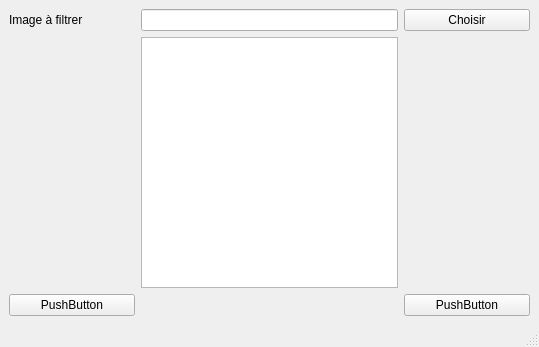
Before: the Qt Designer form hmi/mainwindow.ui in MoStEfA23/ImageFilter, drawn with Qt 5.
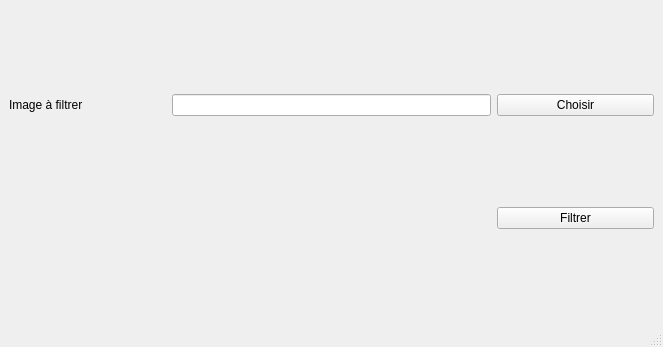
After: the same form once the commit is applied.

What changed in the file:
```diff
--- a/hmi/mainwindow.ui
+++ b/hmi/mainwindow.ui
@@ -6,7 +6,7 @@
    <rect>
     <x>0</x>
     <y>0</y>
-    <width>539</width>
+    <width>663</width>
     <height>347</height>
    </rect>
   </property>
@@ -22,20 +22,10 @@
       </property>
      </widget>
     </item>
-    <item row="1" column="1" colspan="2">
-     <widget class="QListWidget" name="mFiltersListWidgets"/>
-    </item>
-    <item row="2" column="0">
-     <widget class="QPushButton" name="mHelpPushButton">
-      <property name="text">
-       <string>PushButton</string>
-      </property>
-     </widget>
-    </item>
-    <item row="2" column="3">
+    <item row="1" column="3">
      <widget class="QPushButton" name="mFilterPushButton">
       <property name="text">
-       <string>PushButton</string>
+       <string>Filtrer</string>
       </property>
      </widget>
     </item>
```
Left out of the diff: 8 changed lines with no effect on the pictures.
